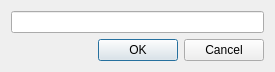
DKLost/questions, file answereditdialog.ui: the form before one commit.
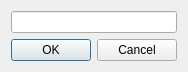
The form after the commit.

What changed in the file:
```diff
--- a/answereditdialog.ui
+++ b/answereditdialog.ui
@@ -6,7 +6,7 @@
    <rect>
     <x>0</x>
     <y>0</y>
-    <width>275</width>
+    <width>174</width>
     <height>68</height>
    </rect>
   </property>
```
